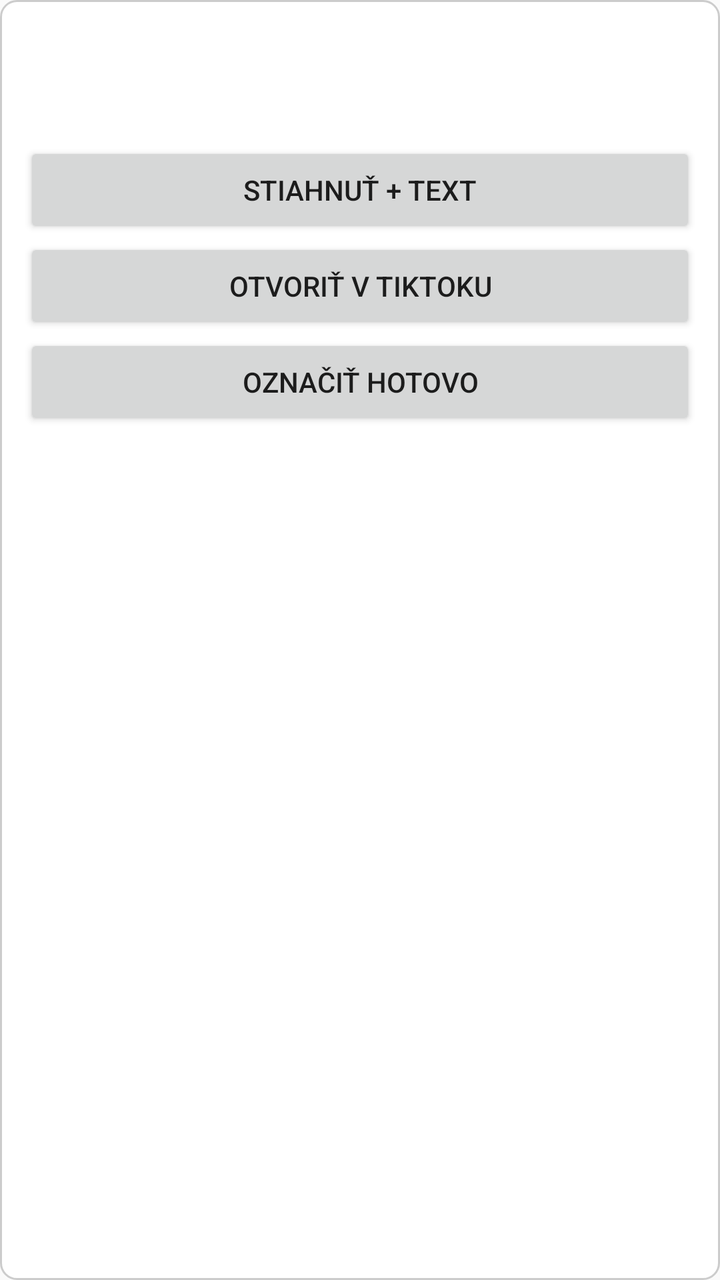
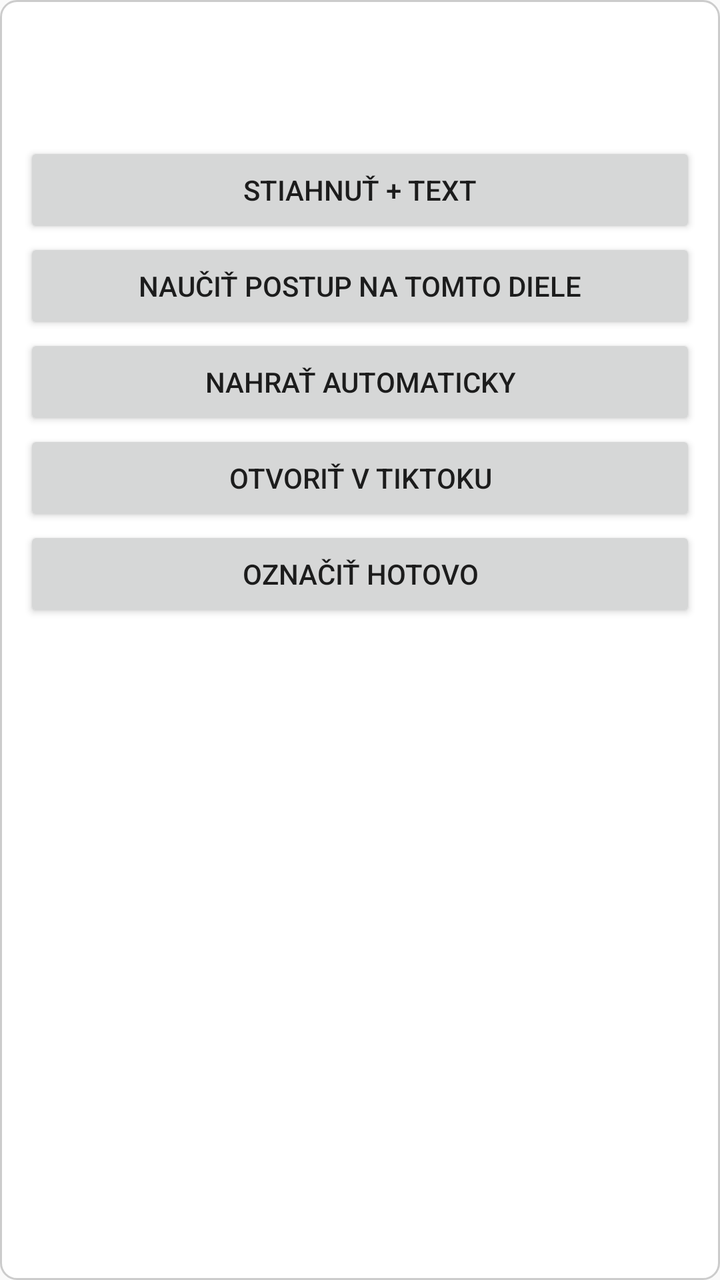

Compare the two renders of this Android layout. The source of the first and the diff that turns it into the second are given below.
<!-- AndroidManifest.xml: application theme AppTheme -->
<!-- res/layout/item_episode.xml -->
<?xml version="1.0" encoding="utf-8"?>
<LinearLayout xmlns:android="http://schemas.android.com/apk/res/android"
    android:layout_width="match_parent"
    android:layout_height="wrap_content"
    android:layout_marginBottom="12dp"
    android:background="@drawable/card_bg"
    android:orientation="vertical"
    android:padding="12dp">

    <TextView
        android:id="@+id/tvTitle"
        android:layout_width="match_parent"
        android:layout_height="wrap_content"
        android:textColor="#FF111111"
        android:textSize="16sp"
        android:textStyle="bold" />

    <TextView
        android:id="@+id/tvMeta"
        android:layout_width="match_parent"
        android:layout_height="wrap_content"
        android:layout_marginTop="2dp"
        android:textColor="@color/status_gray"
        android:textSize="13sp" />

    <TextView
        android:id="@+id/tvStatus"
        android:layout_width="match_parent"
        android:layout_height="wrap_content"
        android:textColor="@color/status_gray"
        android:textSize="13sp" />

    <TextView
        android:id="@+id/tvDone"
        android:layout_width="match_parent"
        android:layout_height="wrap_content"
        android:text="@string/done_mark"
        android:textColor="@color/done_green"
        android:textSize="13sp"
        android:textStyle="bold"
        android:visibility="gone" />

    <Button
        android:id="@+id/btnDownload"
        android:layout_width="match_parent"
        android:layout_height="wrap_content"
        android:text="@string/btn_download" />

    <Button
        android:id="@+id/btnOpen"
        android:layout_width="match_parent"
        android:layout_height="wrap_content"
        android:text="@string/btn_open_tiktok" />

    <Button
        android:id="@+id/btnDone"
        android:layout_width="match_parent"
        android:layout_height="wrap_content"
        android:text="@string/btn_mark_done" />
</LinearLayout>
<!-- resources referenced by this layout -->
<resources>
  <color name="done_green">#FF1E8E3E</color>
  <color name="status_gray">#FF555555</color>
  <!-- drawable card_bg (drawable) -->
  <?xml version="1.0" encoding="utf-8"?>
  <shape xmlns:android="http://schemas.android.com/apk/res/android" android:shape="rectangle">
      <solid android:color="#FFFFFFFF" />
      <stroke
          android:width="1dp"
          android:color="@color/card_stroke" />
      <corners android:radius="8dp" />
  </shape>
  <string name="btn_download">Stiahnuť + text</string>
  <string name="btn_mark_done">Označiť hotovo</string>
  <string name="btn_open_tiktok">Otvoriť v TikToku</string>
  <string name="done_mark">HOTOVO – nahrané z tohto telefónu</string>
  <style name="AppTheme" parent="android:Theme.Material.Light.DarkActionBar" />
  <color name="card_stroke">#FFCCCCCC</color>
</resources>

<!-- the commit's change to res/layout/item_episode.xml (unified diff, before → after) -->
@@ -47,6 +47,18 @@
         android:text="@string/btn_download" />
 
     <Button
+        android:id="@+id/btnLearn"
+        android:layout_width="match_parent"
+        android:layout_height="wrap_content"
+        android:text="@string/btn_learn" />
+
+    <Button
+        android:id="@+id/btnAuto"
+        android:layout_width="match_parent"
+        android:layout_height="wrap_content"
+        android:text="@string/btn_auto" />
+
+    <Button
         android:id="@+id/btnOpen"
         android:layout_width="match_parent"
         android:layout_height="wrap_content"
<!-- resource entries referenced after the edit -->
@@ -11,7 +11,9 @@
           android:color="@color/card_stroke" />
       <corners android:radius="8dp" />
   </shape>
+  <string name="btn_auto">Nahrať automaticky</string>
   <string name="btn_download">Stiahnuť + text</string>
+  <string name="btn_learn">Naučiť postup na tomto diele</string>
   <string name="btn_mark_done">Označiť hotovo</string>
   <string name="btn_open_tiktok">Otvoriť v TikToku</string>
   <string name="done_mark">HOTOVO – nahrané z tohto telefónu</string>
